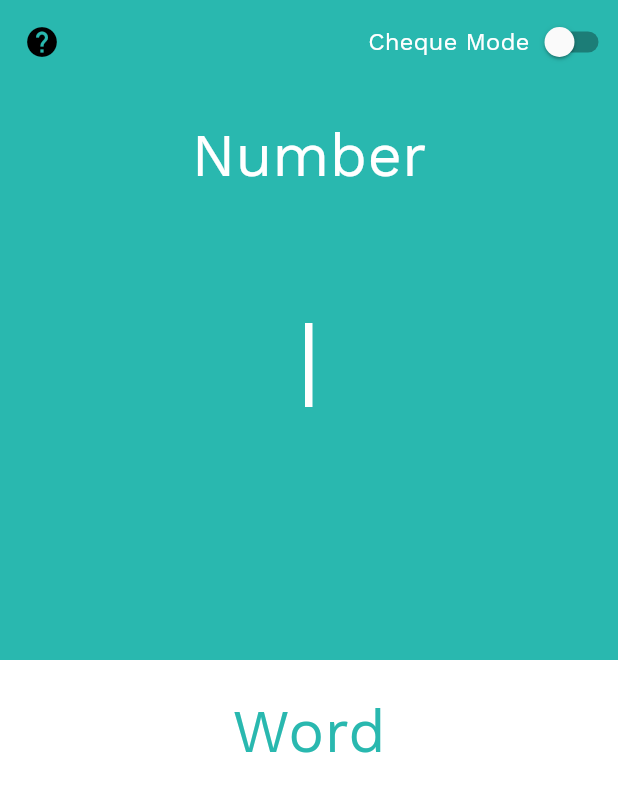
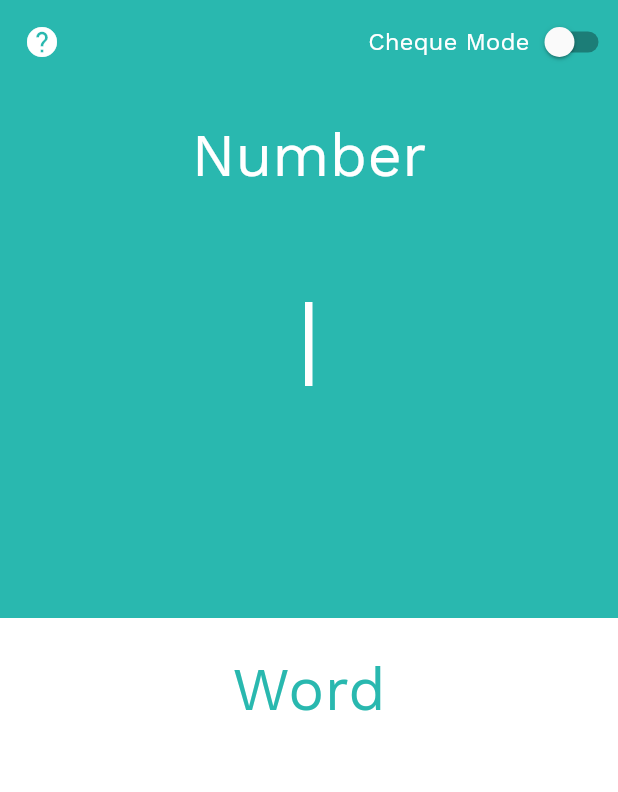
Before and after one commit to SeanErvinson/NumbersToWords, a Flutter app: the screen it shows after launch, on a phone screen of 412 x 824 dp. Shown: the top 792 px of the screen. Run offline on Flutter 3.47's test engine with Material 2 defaults, Android fonts, the phone set to English and light mode, and no system bars; our stand-ins replace auto_size_text.

Commit message:
Replaced the expanded into vairable screen size

```diff
--- a/lib/src/main.dart
+++ b/lib/src/main.dart
@@ -19,6 +19,7 @@ class NuWoApp extends StatelessWidget {
         canvasColor: LightGreen,
         fontFamily: 'WorkSans',
       ),
+      debugShowCheckedModeBanner: false,
       home: HomeScene(title: 'Main Page'),
     );
   }
--- a/lib/src/scenes/home_scene.dart
+++ b/lib/src/scenes/home_scene.dart
@@ -69,21 +69,23 @@ class _HomeSceneState extends State<HomeScene> {
 
   @override
   Widget build(BuildContext context) {
-    return Scaffold(
+    return Material(
+      child: Scaffold(
         appBar: AppBar(
           elevation: 0.0,
           leading: IconButton(
+            color: Colors.white,
             icon: Icon(Icons.help),
             onPressed: () {
-            Navigator.push(
-                context, MaterialPageRoute(builder: (context) => AboutScene()));
+              Navigator.push(context,
+                  MaterialPageRoute(builder: (context) => AboutScene()));
             },
           ),
           actions: <Widget>[
             Row(
               children: <Widget>[
                 Text(
-                'Cheque Mode',
+                  Strings.chequeMode,
                   style: TextStyle(fontSize: 16, color: Colors.white),
                 ),
                 Switch(
@@ -99,13 +101,13 @@ class _HomeSceneState extends State<HomeScene> {
           ],
           backgroundColor: Colors.transparent,
         ),
-      body: SafeArea(
-        child: Container(
+        body: Container(
             child: Column(
-            mainAxisAlignment: MainAxisAlignment.spaceEvenly,
           children: <Widget>[
-              Expanded(
-                child: Container(
+            Container(
+              height: (MediaQuery.of(context).size.height / 2) -
+                  AppBar().preferredSize.height,
+              width: MediaQuery.of(context).size.width,
               padding: EdgeInsets.symmetric(horizontal: 48, vertical: 24),
               child: Column(
                 crossAxisAlignment: CrossAxisAlignment.stretch,
@@ -123,8 +125,7 @@ class _HomeSceneState extends State<HomeScene> {
                         ],
                         cursorColor: Colors.white,
                         keyboardType: TextInputType.number,
-                            decoration:
-                                InputDecoration.collapsed(hintText: null),
+                        decoration: InputDecoration.collapsed(hintText: null),
                         cursorWidth: 5,
                         autofocus: true,
                       ),
@@ -134,12 +135,11 @@ class _HomeSceneState extends State<HomeScene> {
               ),
               color: LightGreen,
             ),
-              ),
             Expanded(
               child: Container(
+                width: MediaQuery.of(context).size.width,
                 padding: EdgeInsets.symmetric(horizontal: 32, vertical: 24),
                 child: Column(
-                    crossAxisAlignment: CrossAxisAlignment.stretch,
                   children: <Widget>[
                     baseHeader(Strings.headerWord, LightGreen),
                     Expanded(
@@ -150,7 +150,7 @@ class _HomeSceneState extends State<HomeScene> {
                           minFontSize: 16.0,
                           maxLines: 5,
                           overflow: TextOverflow.ellipsis,
-                            textAlign: TextAlign.center,
+                          textAlign: TextAlign.start,
                         ),
                       ),
                     ),
@@ -160,8 +160,7 @@ class _HomeSceneState extends State<HomeScene> {
               ),
             ),
           ],
-          ),
-        ),
+        )),
       ),
     );
   }
```
Lines whose indentation alone changed are shown as unchanged.
